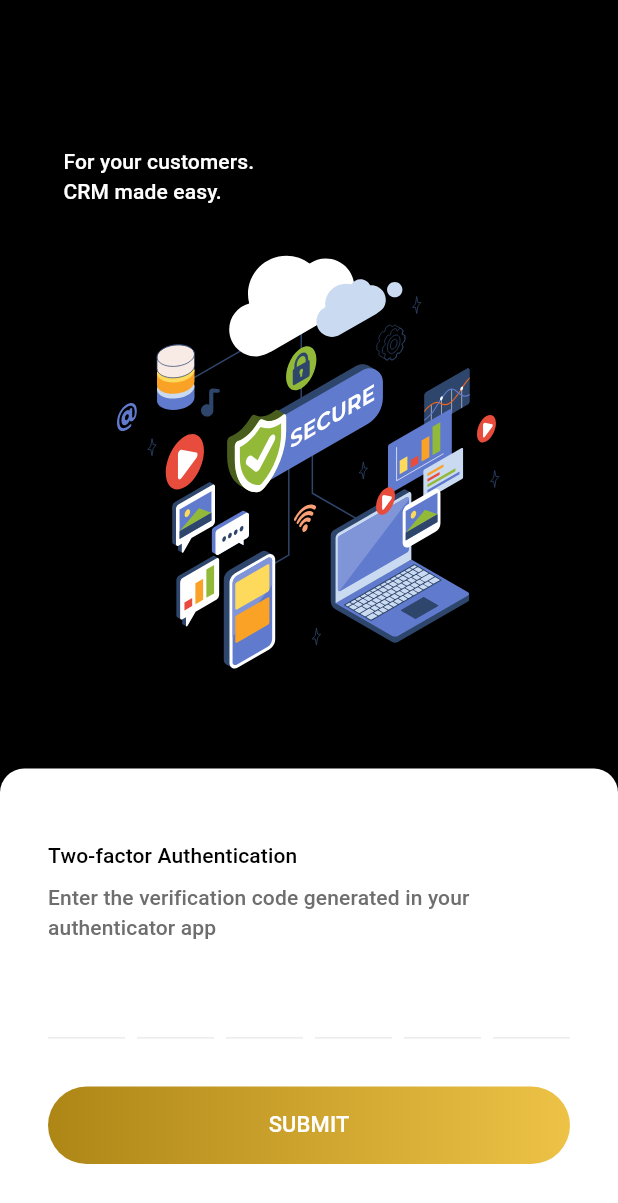
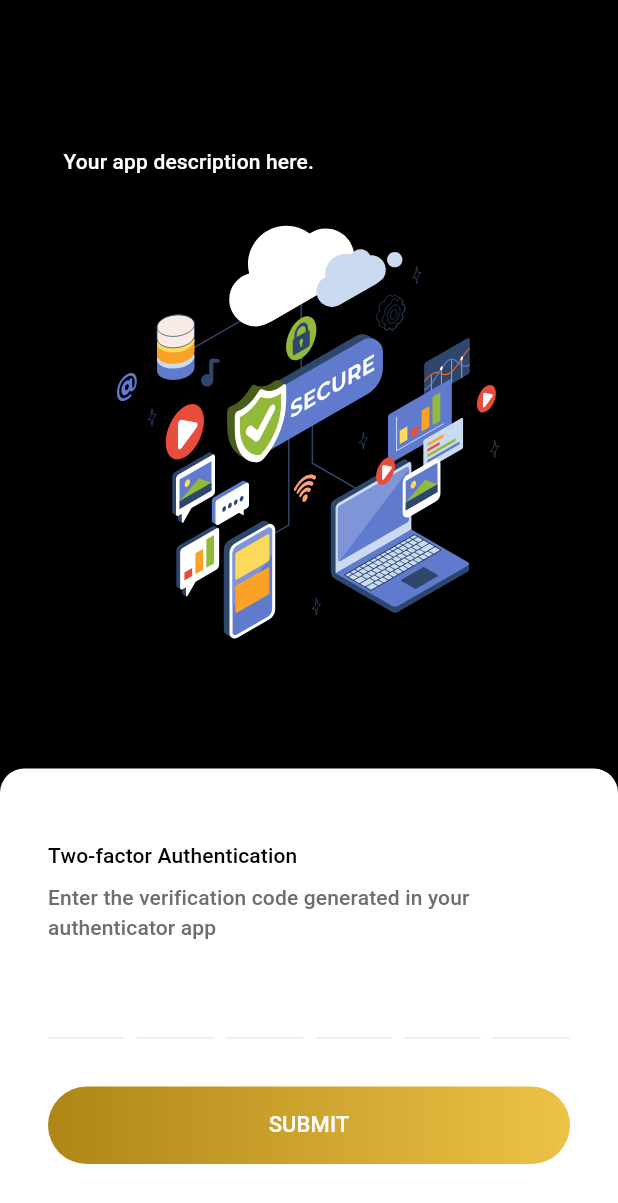
Before and after one commit to lubshad/starter, a Flutter app: the OTPScreen screen opened directly with empty values, on a phone screen of 412 x 824 dp. Shown: the top 1203 px of the screen. Run offline on Flutter 3.47's test engine with Material 3 defaults, Android fonts, the phone set to English and light mode, and no system bars; drawn by our look-alikes of pinput; our stand-ins replace auto_size_text, cached_network_image, cloud_firestore, connectivity_plus, cookie_jar, country_code_picker and 31 more; missing offline and left inert: screen_protector; accounts and stored records are empty; generated files the repository leaves out were written again.

Commit message:
crm removed

```diff
--- a/lib/features/authentication/social_authentication/social_authentication_screen.dart
+++ b/lib/features/authentication/social_authentication/social_authentication_screen.dart
@@ -165,7 +165,7 @@ class LoginBackground extends StatelessWidget {
           crossAxisAlignment: CrossAxisAlignment.start,
           children: [
             Text(
-              "For your customers.\nCRM made easy.",
+              "Your app description here.",
               style: context.labelLarge.copyWith(
                 color: Colors.white,
               ),
```
